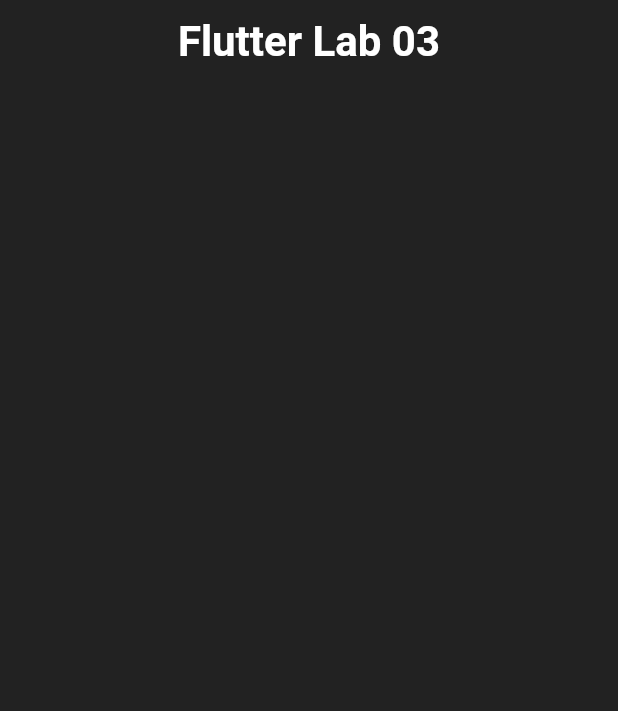
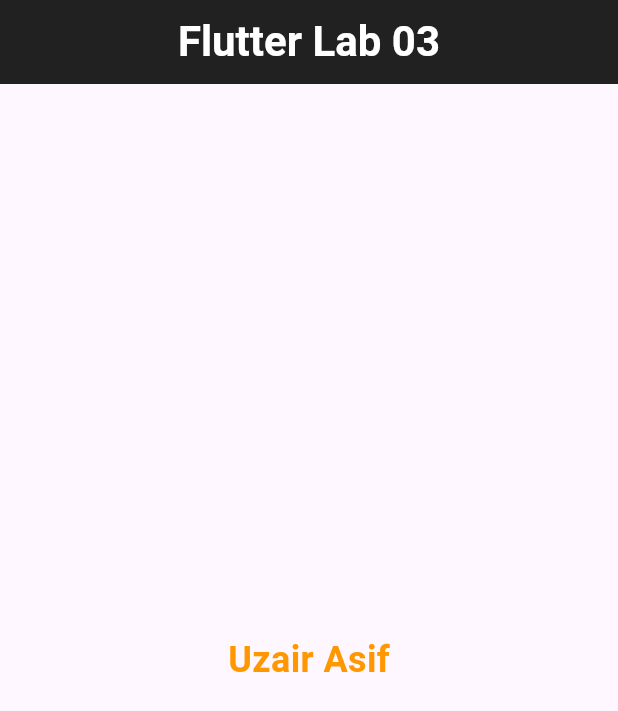
Before and after one commit to Ooozari/App-development, a Flutter app: the screen it shows after launch, on a phone screen of 412 x 824 dp. Shown: the top 711 px of the screen. Run offline on Flutter 3.47's test engine with Material 3 defaults, Android fonts, the light colour scheme and no system bars.

Commit message:
Lab 3: Add Name at the Center of the Screen

```diff
--- a/Lab3/lab3/lib/main.dart
+++ b/Lab3/lab3/lib/main.dart
@@ -1,7 +1,7 @@
 import 'package:flutter/material.dart';
 
 void main() {
-  runApp(MyWidget());
+  runApp(const MyWidget());
 }
 
 class MyWidget extends StatelessWidget {
@@ -11,7 +11,8 @@
   Widget build(BuildContext context) {
     return MaterialApp(
       debugShowCheckedModeBanner: false,
-      home: AppBar(
+      home: Scaffold(
+        appBar: AppBar(
           title: const Text(
             "Flutter Lab 03",
             style: TextStyle(fontSize: 28, fontWeight: FontWeight.bold),
@@ -20,6 +21,17 @@
           backgroundColor: Colors.black87,
           foregroundColor: Colors.white,
         ),
+        body: const Center(
+          child: Text(
+            'Uzair Asif',
+            style: TextStyle(
+              fontSize: 24,
+              fontWeight: FontWeight.bold,
+              color: Colors.orange,
+            ),
+          ),
+        ),
+      ),
     );
   }
 }
```
Lines whose indentation alone changed are shown as unchanged.
